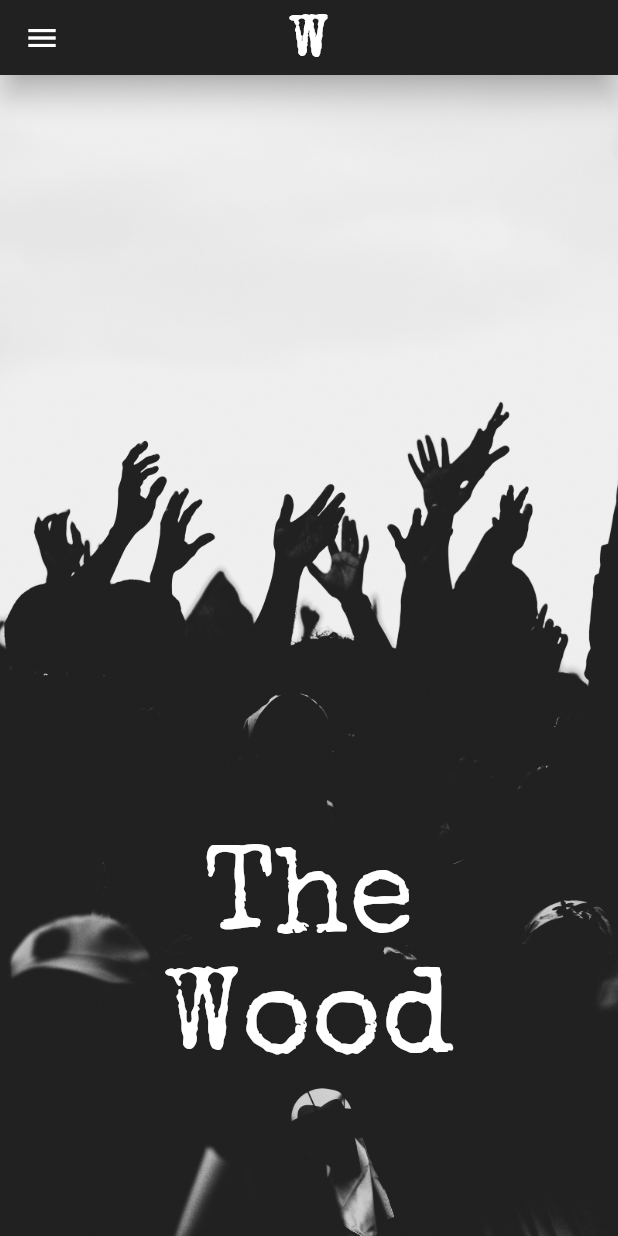
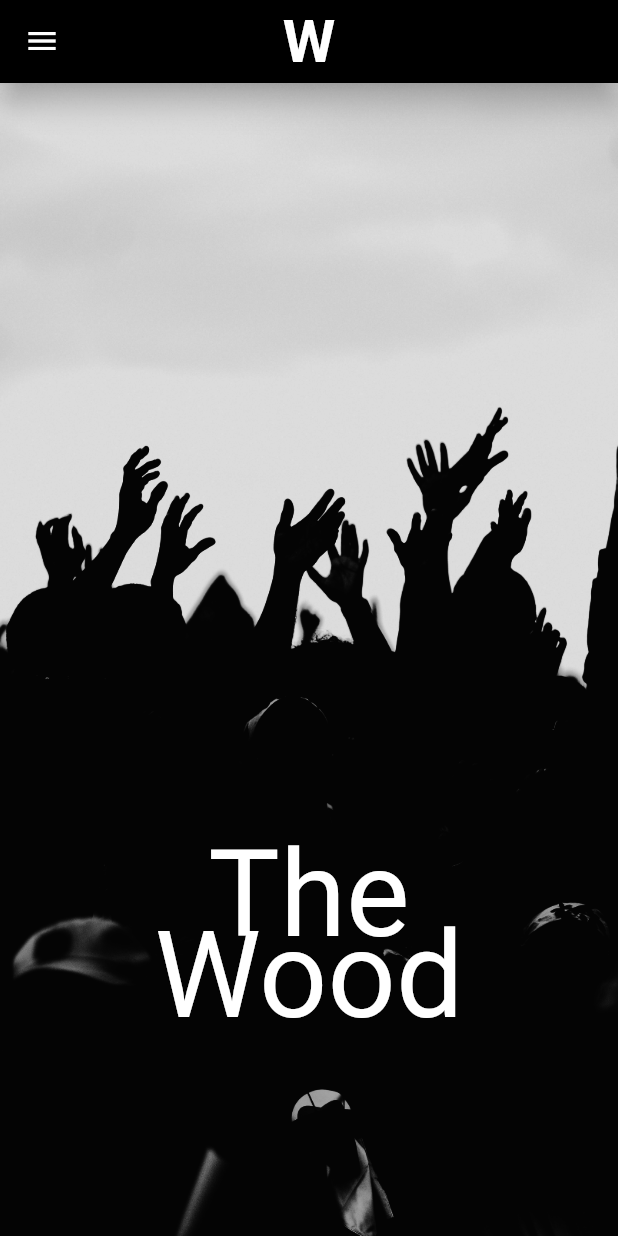
Before and after one commit to fatherof2sons/wood_band, a Flutter app: the screen it shows after launch, on a phone screen of 412 x 824 dp. Run offline on Flutter 3.47's test engine with Material 2 defaults, Android fonts, the phone set to English and light mode, and no system bars; our stand-ins replace font_awesome_flutter; Roboto replaces fonts that are missing (Stick).

Commit message:
change color and font

```diff
--- a/lib/src/app.dart
+++ b/lib/src/app.dart
@@ -1,5 +1,4 @@
 import 'package:flutter/material.dart';
-import 'package:wood_band/src/pages/band_lineup.dart';
 import 'package:wood_band/src/pages/home.dart';
 
 class App extends StatelessWidget {
@@ -8,7 +7,7 @@ class App extends StatelessWidget {
     return MaterialApp(
       theme: ThemeData.dark().copyWith(
         textTheme: Theme.of(context).textTheme.apply(
-              fontFamily: 'Special Elite',
+              fontFamily: 'Stick',
             ),
       ),
       home: Home(),
--- a/lib/src/pages/about.dart
+++ b/lib/src/pages/about.dart
@@ -8,10 +8,11 @@ class About extends StatelessWidget {
   @override
   Widget build(BuildContext context) {
     return Scaffold(
+        backgroundColor: Colors.grey[900],
         appBar: CustomAppbar(pageTitle: id),
         body: SingleChildScrollView(
           child: Padding(
-            padding: const EdgeInsets.all(8.0),
+            padding: const EdgeInsets.all(32.0),
             child: Column(
               mainAxisAlignment: MainAxisAlignment.center,
               mainAxisSize: MainAxisSize.max,
--- a/lib/src/pages/band_lineup.dart
+++ b/lib/src/pages/band_lineup.dart
@@ -14,7 +14,7 @@ class BandLineup extends StatelessWidget {
             isMobile ? Colors.grey[900] : Colors.white;
 
         return Scaffold(
-          backgroundColor: scaffoldBgColor ?? Colors.black,
+          backgroundColor: scaffoldBgColor ?? Colors.grey,
           appBar: CustomAppbar(
             pageTitle: id,
           ),
@@ -54,7 +54,7 @@ class BandLineup extends StatelessWidget {
         shape: RoundedRectangleBorder(
           borderRadius: BorderRadius.zero,
         ),
-        color: isMobile ? Colors.grey[900] : Colors.grey[900],
+        color: isMobile ? Colors.black87 : Colors.grey[900],
         child: Padding(
           padding: EdgeInsets.symmetric(
             vertical: isMobile ? 22.0 : 38.0,
@@ -140,7 +140,7 @@ class BandLineup extends StatelessWidget {
     return Padding(
       padding: EdgeInsets.symmetric(
         vertical: mobileNotNull ? 8.0 : 16.0,
-        horizontal: mobileNotNull ? 30.0 : 60.0,
+        horizontal: mobileNotNull ? 4.0 : 60.0,
       ),
       child: Text(
         bio ??
--- a/lib/src/pages/gallery.dart
+++ b/lib/src/pages/gallery.dart
@@ -1,5 +1,4 @@
 import 'package:flutter/material.dart';
-import 'package:wood_band/src/services/textstyler.dart';
 import 'package:wood_band/src/widgets/custom_appbar.dart';
 
 class Gallery extends StatelessWidget {
--- a/lib/src/pages/home.dart
+++ b/lib/src/pages/home.dart
@@ -17,78 +17,151 @@ class Home extends StatelessWidget {
     return LayoutBuilder(
       builder: (context, constraints) {
         bool isMobile = constraints.maxWidth < 600;
+        return _buildContent(
+          appBar: isMobile
+              ? CustomAppbar(pageTitle: '')
+              : AppBar(
+                  title: Text(
+                    'W',
+                    style: TextStyle(
+                      fontFamily: 'Stick',
+                      fontSize: 40.0,
+                      fontWeight: FontWeight.bold,
+                    ),
+                  ),
+                  actions: [
+                    TextButton(
+                        child: Text('Band Line-up', style: TextStyler.white()),
+                        onPressed: () => _navigate(context, BandLineup())),
+                    TextButton(
+                        child: Text('Gallery', style: TextStyler.white()),
+                        onPressed: () => _navigate(context, Gallery())),
+                    TextButton(
+                        child: Text('Contact', style: TextStyler.white()),
+                        onPressed: () => _navigate(context, Contact())),
+                    TextButton(
+                        child: Text('About', style: TextStyler.white()),
+                        onPressed: () => _navigate(context, About())),
+                  ],
+                ),
+          data: Theme.of(context).copyWith(
+            canvasColor: Colors.black87,
+          ),
+          pageBodyWidth: MediaQuery.of(context).size.width,
+          backgroundImage: 'assets/images/wall.jpg',
+          boxFit: BoxFit.cover,
+          mainTextFontfamily: 'Stick',
+          mainTextAlign: TextAlign.left,
+          mainTextColor: Colors.white,
+          mainTextFontsize: isMobile ? 80.0 : 100.0,
+          heightBetweenPagesAndFollowUs: 30.0,
+          heightBetweenFollowUsAndBottomText: 30.0,
+          onTapBandMembersPage: () => _navigate(context, BandLineup()),
+          onTapGalleryPage: () => _navigate(context, Gallery()),
+          onTapContactPage: () => _navigate(context, Contact()),
+          onTapAboutPage: () => _navigate(context, About()),
+          onTapIconYoutube: () {},
+          onTapIconFb: () {},
+          onTapIconInstagram: () {},
+          onTapIconTwitter: () {},
+        );
+      },
+    );
+  }
+
+  Widget _buildContent({
+    ThemeData? data,
+    @required double? pageBodyWidth,
+    @required BoxFit? boxFit,
+    @required String? backgroundImage,
+    PreferredSizeWidget? appBar,
+    MainAxisAlignment? parentColmainAxisAlignment,
+    MainAxisSize? parentColMainAxisSize,
+    @required TextAlign? mainTextAlign,
+    @required String? mainTextFontfamily,
+    @required Color? mainTextColor,
+    @required double? mainTextFontsize,
+    @required double? heightBetweenPagesAndFollowUs,
+    @required double? heightBetweenFollowUsAndBottomText,
+    @required void Function()? onTapBandMembersPage,
+    @required void Function()? onTapGalleryPage,
+    @required void Function()? onTapContactPage,
+    @required void Function()? onTapAboutPage,
+    @required void Function()? onTapIconYoutube,
+    @required void Function()? onTapIconFb,
+    @required void Function()? onTapIconInstagram,
+    @required void Function()? onTapIconTwitter,
+  }) {
     return Scaffold(
-          appBar: CustomAppbar(pageTitle: ''),
+      backgroundColor: Colors.black,
+      appBar: appBar,
       body: Container(
-            width: MediaQuery.of(context).size.width,
+        width: pageBodyWidth,
         decoration: BoxDecoration(
           image: DecorationImage(
-                image: AssetImage('assets/images/wall.jpg'),
+            image: AssetImage(backgroundImage ?? 'assets/images/wall.jpg'),
             alignment: Alignment.topCenter,
-                fit: BoxFit.cover,
+            fit: boxFit,
+            colorFilter: ColorFilter.srgbToLinearGamma(),
           ),
         ),
         child: Column(
-              mainAxisSize: MainAxisSize.max,
-              mainAxisAlignment: MainAxisAlignment.end,
+          mainAxisSize: parentColMainAxisSize ?? MainAxisSize.max,
+          mainAxisAlignment:
+              parentColmainAxisAlignment ?? MainAxisAlignment.end,
           children: [
+            // SizedBox(height: 80.0),
+
             Text(
-                  'The\nWood',
-                  textAlign: TextAlign.center,
-                  style: TextStyle(color: Colors.white, fontSize: 80.0),
+              'The',
+              textAlign: mainTextAlign,
+              style: TextStyle(
+                color: mainTextColor,
+                fontSize: mainTextFontsize,
+                fontFamily: mainTextFontfamily,
+                height: 0.0,
               ),
-                SizedBox(height: 100.0),
+            ),
+            SizedBox(height: 40.0),
+            Text(
+              'Wood',
+              textAlign: mainTextAlign,
+              style: TextStyle(
+                color: mainTextColor,
+                fontSize: mainTextFontsize,
+                fontFamily: mainTextFontfamily,
+                height: -0.1,
+              ),
+            ),
+            SizedBox(height: 140.0),
           ],
         ),
       ),
-          drawer: Drawer(
+      drawer: Theme(
+        data: data ?? ThemeData(),
+        child: Drawer(
           elevation: 5.0,
           child: ListView(
             padding: EdgeInsets.zero,
             physics: NeverScrollableScrollPhysics(),
             children: [
-                _buildDrawerHeader(),
+              _buildDrawerHeader(
+                onTapIconFb: onTapIconFb,
+                onTapIconInstagram: onTapIconInstagram,
+                onTapIconTwitter: onTapIconTwitter,
+                onTapIconYoutube: onTapIconYoutube,
+              ),
               SizedBox(height: 10.0),
               _buildPageList(
-                  onTapLineup: () => _navigate(context, BandLineup()),
-                  onTapGallery: () => _navigate(context, Gallery()),
-                  onTapContact: () => _navigate(context, Contact()),
-                  onTapAbout: () => _navigate(context, About()),
+                onTapLineup: onTapBandMembersPage,
+                onTapGallery: onTapGalleryPage,
+                onTapContact: onTapContactPage,
+                onTapAbout: onTapAboutPage,
               ),
               SizedBox(
-                  height: isMobile ? 30.0 : 160.0,
+                height: heightBetweenPagesAndFollowUs,
               ),
-                Column(
-                  mainAxisAlignment: MainAxisAlignment.center,
-                  children: [
-                    Text(
-                      'Follow Us On',
-                      style: TextStyler.white(),
-                    ),
-                    Row(
-                      mainAxisAlignment: MainAxisAlignment.center,
-                      children: [
-                        IconButton(
-                          onPressed: () {},
-                          icon: Icon(FontAwesomeIcons.youtube),
-                        ),
-                        IconButton(
-                          onPressed: () {},
-                          icon: Icon(FontAwesomeIcons.facebook),
-                        ),
-                        IconButton(
-                          onPressed: () {},
-                          icon: Icon(FontAwesomeIcons.instagram),
-                        ),
-                        IconButton(
-                          onPressed: () {},
-                          icon: Icon(FontAwesomeIcons.twitter),
-                        ),
-                      ],
-                    )
-                  ],
-                ),
-                SizedBox(height: isMobile ? 30.0 : 160.0),
+              SizedBox(height: heightBetweenFollowUsAndBottomText),
               Text(
                 '©2021 Allrights Reserved.\nTheWoodBand.co',
                 textAlign: TextAlign.center,
@@ -97,26 +170,71 @@ class Home extends StatelessWidget {
             ],
           ),
         ),
-        );
-      },
+      ),
     );
   }
 
-  DrawerHeader _buildDrawerHeader() {
+  DrawerHeader _buildDrawerHeader({
+    @required void Function()? onTapIconYoutube,
+    @required void Function()? onTapIconFb,
+    @required void Function()? onTapIconInstagram,
+    @required void Function()? onTapIconTwitter,
+  }) {
     return DrawerHeader(
       decoration: BoxDecoration(color: Colors.white),
       child: Padding(
           padding: const EdgeInsets.only(top: 20.0),
-        child: Text(
-          'The\nWood\nBand',
-          textAlign: TextAlign.left,
+          child: Column(
+            children: [
+              Column(
+                mainAxisAlignment: MainAxisAlignment.center,
+                children: [
+                  SizedBox(
+                    height: 20.0,
+                  ),
+                  Text(
+                    'Follow Us On',
                     style: TextStyle(
-            color: Colors.black87,
-            fontSize: 30.0,
                       fontWeight: FontWeight.bold,
                     ),
                   ),
+                  Row(
+                    mainAxisAlignment: MainAxisAlignment.center,
+                    children: [
+                      IconButton(
+                        onPressed: onTapIconYoutube,
+                        icon: Icon(
+                          FontAwesomeIcons.youtube,
+                          color: Colors.black87,
                         ),
+                      ),
+                      IconButton(
+                        onPressed: onTapIconFb,
+                        icon: Icon(
+                          FontAwesomeIcons.facebook,
+                          color: Colors.black87,
+                        ),
+                      ),
+                      IconButton(
+                        onPressed: onTapIconInstagram,
+                        icon: Icon(
+                          FontAwesomeIcons.instagram,
+                          color: Colors.black87,
+                        ),
+                      ),
+                      IconButton(
+                        onPressed: onTapIconTwitter,
+                        icon: Icon(
+                          FontAwesomeIcons.twitter,
+                          color: Colors.black87,
+                        ),
+                      ),
+                    ],
+                  )
+                ],
+              ),
+            ],
+          )),
     );
   }
 
--- a/lib/src/widgets/custom_appbar.dart
+++ b/lib/src/widgets/custom_appbar.dart
@@ -10,13 +10,14 @@ class CustomAppbar extends StatelessWidget implements PreferredSizeWidget {
   @override
   Widget build(BuildContext context) {
     return AppBar(
+      backgroundColor: Colors.black87,
       elevation: 8.0,
       title: Padding(
-        padding: const EdgeInsets.only(top: 9.0),
+        padding: const EdgeInsets.all(12.0),
         child: Text(
           'W',
           style: TextStyle(
-            fontFamily: 'Special Elite',
+            fontFamily: 'Stick',
             fontSize: 40.0,
             fontWeight: FontWeight.bold,
           ),
@@ -32,7 +33,7 @@ class CustomAppbar extends StatelessWidget implements PreferredSizeWidget {
           child: Text(
             pageTitle ?? '',
             style: TextStyle(
-              fontFamily: 'Special Elite',
+              fontFamily: 'Stick',
             ),
           ),
         )
@@ -41,5 +42,5 @@ class CustomAppbar extends StatelessWidget implements PreferredSizeWidget {
   }
 
   @override
-  Size get preferredSize => Size.fromHeight(50.0);
+  Size get preferredSize => Size.fromHeight(55.0);
 }
--- a/pubspec.yaml
+++ b/pubspec.yaml
@@ -68,6 +68,9 @@ flutter:
     - family: Special Elite
       fonts:
         - asset: assets/fonts/SpecialElite-Regular.ttf
+    - family: Stick
+      fonts:
+        - asset: assets/fonts/Stick-Regular.ttf
   #       - asset: fonts/Schyler-Italic.ttf
   #         style: italic
   #   - family: Trajan Pro
```
Also changed, not shown: lib/src/pages/contact.dart (+14 -4 lines), lib/src/widgets/layout.dart (added, +21 -0 lines), 1 other file. Lines whose indentation alone changed are shown as unchanged.
